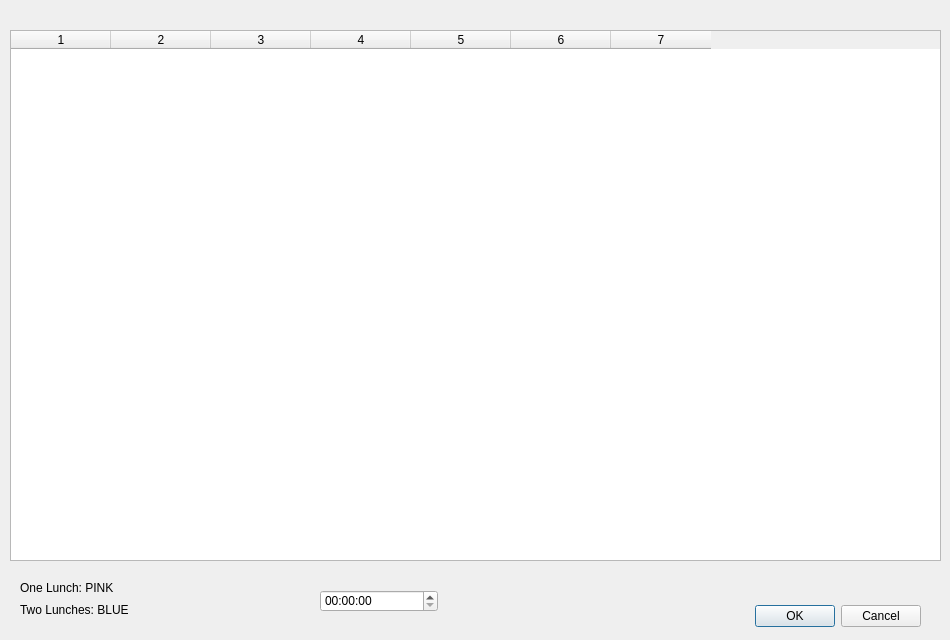
Old version of the form ArcApp/mycalendar.ui in the repository Arc-Project/Arc.
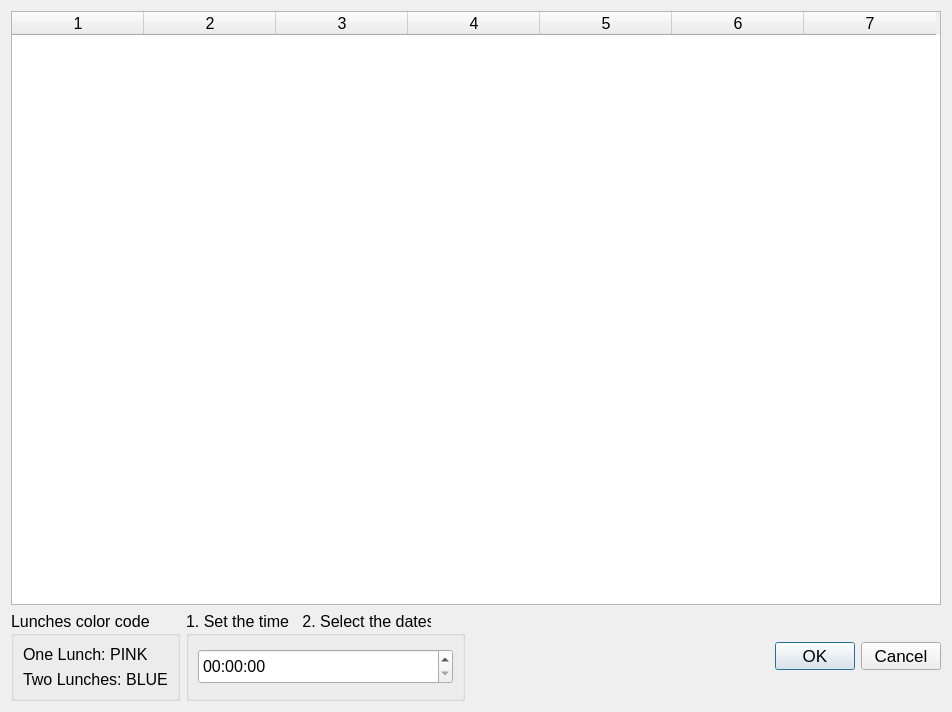
New version of the form.

Commit message: ui improvements: lunches/wakeup, msd, login

Diff of the .ui file:
```diff
--- a/ArcApp/mycalendar.ui
+++ b/ArcApp/mycalendar.ui
@@ -6,21 +6,89 @@
    <rect>
     <x>0</x>
     <y>0</y>
-    <width>950</width>
-    <height>640</height>
+    <width>952</width>
+    <height>712</height>
    </rect>
   </property>
+  <property name="minimumSize">
+   <size>
+    <width>952</width>
+    <height>712</height>
+   </size>
+  </property>
+  <property name="maximumSize">
+   <size>
+    <width>952</width>
+    <height>712</height>
+   </size>
+  </property>
   <property name="windowTitle">
    <string>Dialog</string>
   </property>
+  <layout class="QGridLayout" name="gridLayout_3">
+   <item row="1" column="0">
+    <widget class="QGroupBox" name="grpLunch">
+     <property name="font">
+      <font>
+       <pointsize>12</pointsize>
+      </font>
+     </property>
+     <property name="title">
+      <string>Lunches color code</string>
+     </property>
+     <layout class="QGridLayout" name="gridLayout">
+      <item row="0" column="0">
+       <widget class="QLabel" name="calOne">
+        <property name="text">
+         <string>One Lunch: PINK</string>
+        </property>
+       </widget>
+      </item>
+      <item row="1" column="0">
+       <widget class="QLabel" name="calTwo">
+        <property name="text">
+         <string>Two Lunches: BLUE</string>
+        </property>
+       </widget>
+      </item>
+     </layout>
+    </widget>
+   </item>
+   <item row="1" column="1">
+    <widget class="QGroupBox" name="grpWakeup">
+     <property name="font">
+      <font>
+       <pointsize>12</pointsize>
+      </font>
+     </property>
+     <property name="title">
+      <string>1. Set the time   2. Select the dates</string>
+     </property>
+     <layout class="QGridLayout" name="gridLayout_2">
+      <item row="0" column="0">
+       <widget class="QTimeEdit" name="calendarTime">
+        <property name="minimumSize">
+         <size>
+          <width>0</width>
+          <height>35</height>
+         </size>
+        </property>
+        <property name="font">
+         <font>
+          <pointsize>12</pointsize>
+         </font>
+        </property>
+       </widget>
+      </item>
+     </layout>
+    </widget>
+   </item>
+   <item row="1" column="2">
   <widget class="QDialogButtonBox" name="buttonBox">
-   <property name="geometry">
-    <rect>
-     <x>460</x>
-     <y>600</y>
-     <width>461</width>
-     <height>32</height>
-    </rect>
+     <property name="font">
+      <font>
+       <pointsize>13</pointsize>
+      </font>
    </property>
    <property name="orientation">
     <enum>Qt::Horizontal</enum>
@@ -29,14 +97,19 @@
     <set>QDialogButtonBox::Cancel|QDialogButtonBox::Ok</set>
    </property>
   </widget>
+   </item>
+   <item row="0" column="0" colspan="3">
   <widget class="QTableWidget" name="calendarTable">
-   <property name="geometry">
-    <rect>
-     <x>10</x>
-     <y>30</y>
-     <width>931</width>
-     <height>531</height>
-    </rect>
+     <property name="minimumSize">
+      <size>
+       <width>930</width>
+       <height>580</height>
+      </size>
+     </property>
+     <property name="font">
+      <font>
+       <pointsize>12</pointsize>
+      </font>
    </property>
    <property name="rowCount">
     <number>0</number>
@@ -44,9 +117,15 @@
    <property name="columnCount">
     <number>7</number>
    </property>
+     <attribute name="horizontalHeaderDefaultSectionSize">
+      <number>132</number>
+     </attribute>
    <attribute name="verticalHeaderVisible">
     <bool>false</bool>
    </attribute>
+     <attribute name="verticalHeaderDefaultSectionSize">
+      <number>60</number>
+     </attribute>
    <column/>
    <column/>
    <column/>
@@ -55,42 +134,8 @@
    <column/>
    <column/>
   </widget>
-  <widget class="QTimeEdit" name="calendarTime">
-   <property name="geometry">
-    <rect>
-     <x>320</x>
-     <y>590</y>
-     <width>118</width>
-     <height>22</height>
-    </rect>
-   </property>
-  </widget>
-  <widget class="QLabel" name="calOne">
-   <property name="geometry">
-    <rect>
-     <x>20</x>
-     <y>580</y>
-     <width>161</width>
-     <height>16</height>
-    </rect>
-   </property>
-   <property name="text">
-    <string>One Lunch: PINK</string>
-   </property>
-  </widget>
-  <widget class="QLabel" name="calTwo">
-   <property name="geometry">
-    <rect>
-     <x>20</x>
-     <y>600</y>
-     <width>151</width>
-     <height>20</height>
-    </rect>
-   </property>
-   <property name="text">
-    <string>Two Lunches: BLUE</string>
-   </property>
-  </widget>
+   </item>
+  </layout>
  </widget>
  <resources/>
  <connections>
```
Lines whose indentation alone changed are shown as unchanged. The commit also changes 4 other files.
